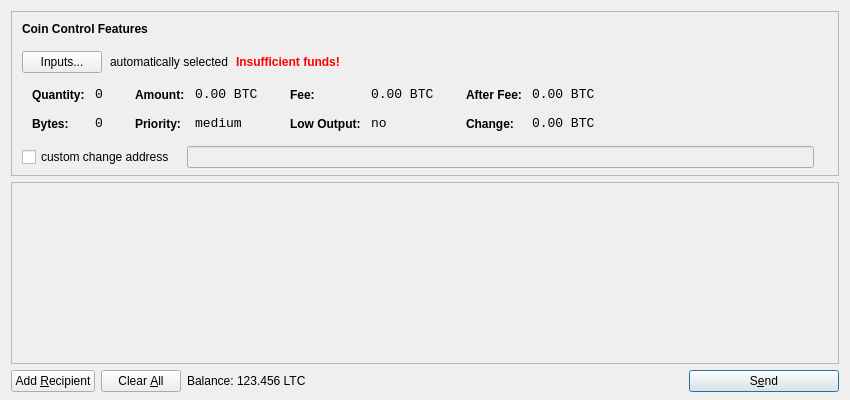
This is src/qt/forms/sendcoinsdialog.ui in 60E/naocanfen as Qt 5 draws it before an edit. The edited form follows.
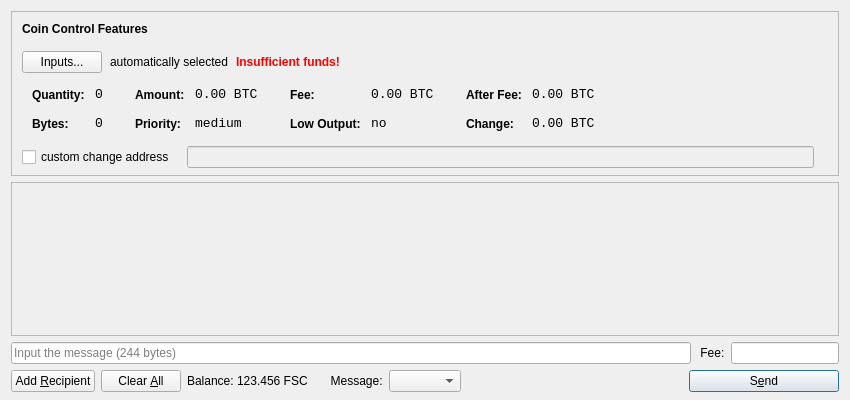
This is the edited form. Icons and pictures are not drawn. Custom widgets are drawn as their Qt base class.

Diff of the .ui file:
```diff
--- a/src/qt/forms/sendcoinsdialog.ui
+++ b/src/qt/forms/sendcoinsdialog.ui
@@ -13,7 +13,7 @@
   <property name="windowTitle">
    <string>Send Coins</string>
   </property>
-  <layout class="QVBoxLayout" name="verticalLayout" stretch="0,1,0">
+  <layout class="QVBoxLayout" name="verticalLayout" stretch="0,1,0,0">
    <property name="bottomMargin">
     <number>8</number>
    </property>
@@ -625,8 +625,8 @@
        <rect>
         <x>0</x>
         <y>0</y>
-        <width>830</width>
-        <height>165</height>
+        <width>828</width>
+        <height>137</height>
        </rect>
       </property>
       <layout class="QVBoxLayout" name="verticalLayout_2">
@@ -657,6 +657,34 @@
      </widget>
     </widget>
    </item>
+   <item>
+    <layout class="QHBoxLayout" name="horizontalLayoutMsg">
+     <item>
+      <widget class="QLineEdit" name="lineEditMsg">
+       <property name="placeholderText">
+        <string>Input the message (244 bytes)</string>
+       </property>
+      </widget>
+     </item>
+     <item>
+      <widget class="QLabel" name="labelFee">
+       <property name="text">
+        <string> Fee:</string>
+       </property>
+      </widget>
+     </item>
+     <item>
+      <widget class="BitcoinAmountField" name="amountEditFee">
+       <property name="sizePolicy">
+        <sizepolicy hsizetype="Fixed" vsizetype="Fixed">
+         <horstretch>0</horstretch>
+         <verstretch>0</verstretch>
+        </sizepolicy>
+       </property>
+      </widget>
+     </item>
+    </layout>
+   </item>
    <item>
     <layout class="QHBoxLayout" name="horizontalLayout">
      <item>
@@ -720,7 +748,7 @@
           <cursorShape>IBeamCursor</cursorShape>
          </property>
          <property name="text">
-          <string>123.456 LTC</string>
+          <string>123.456 FSC</string>
          </property>
          <property name="textInteractionFlags">
           <set>Qt::LinksAccessibleByMouse|Qt::TextSelectableByKeyboard|Qt::TextSelectableByMouse</set>
@@ -729,6 +757,16 @@
        </item>
       </layout>
      </item>
+     <item>
+      <widget class="QLabel" name="label_2">
+       <property name="text">
+        <string>     Message:</string>
+       </property>
+      </widget>
+     </item>
+     <item>
+      <widget class="QComboBox" name="comboBoxMsgType"/>
+     </item>
      <item>
       <spacer name="horizontalSpacer">
        <property name="orientation">
@@ -769,6 +807,14 @@
    </item>
   </layout>
  </widget>
+ <customwidgets>
+  <customwidget>
+   <class>BitcoinAmountField</class>
+   <extends>QLineEdit</extends>
+   <header>bitcoinamountfield.h</header>
+   <container>1</container>
+  </customwidget>
+ </customwidgets>
  <resources>
   <include location="../bitcoin.qrc"/>
  </resources>
```
Left out of the diff: 2 changed lines with no effect on the pictures.
